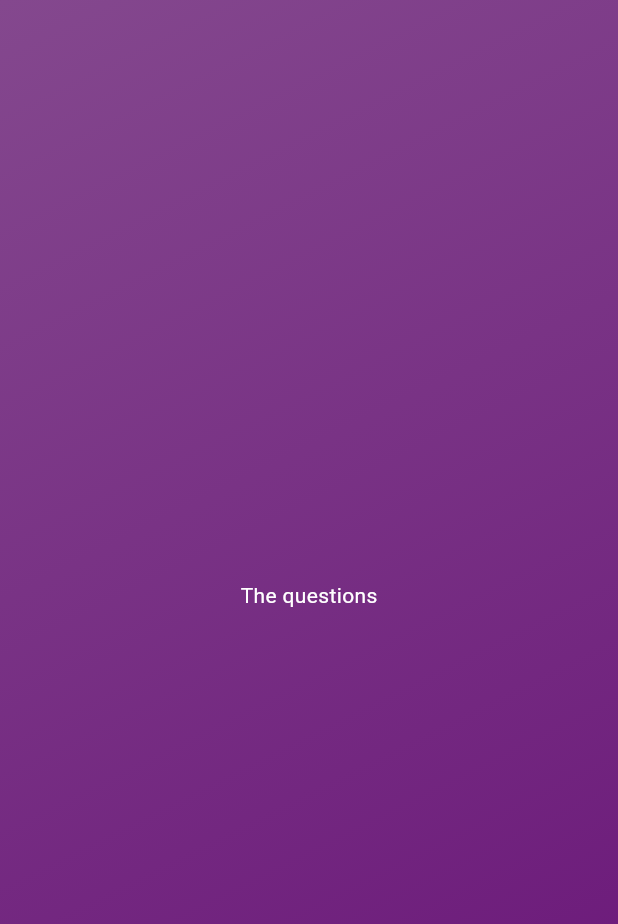
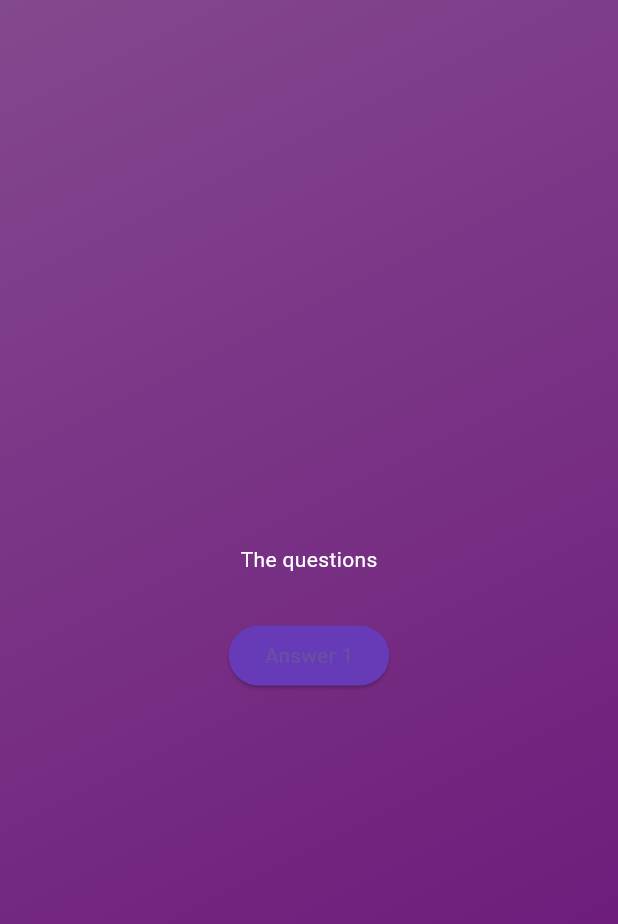
Before and after one commit to Tshewang2022/flutter, a Flutter app: the screen it shows after launch, after a tap on "Start quiz", on a phone screen of 412 x 824 dp. Shown: the top 924 px of the screen. Run offline on Flutter 3.47's test engine with Material 3 defaults, Android fonts, the phone set to English and light mode, and no system bars.

Commit message:
its has been a great journey, lets challenge it

```diff
--- a/foundations/lib/answer_button.dart
+++ b/foundations/lib/answer_button.dart
@@ -14,7 +14,9 @@ class AnswerButton extends StatelessWidget {
   Widget build(BuildContext context) {
     return ElevatedButton(
       onPressed: onTap,
-      style: ElevatedButton.styleFrom(),
+      style: ElevatedButton.styleFrom(
+        backgroundColor: Colors.deepPurple,
+      ),
       child: Text(answerText),
     );
   }
--- a/foundations/lib/questions_screen.dart
+++ b/foundations/lib/questions_screen.dart
@@ -1,4 +1,5 @@
 import 'package:flutter/material.dart';
+import 'package:foundations/answer_button.dart';
 
 class QuestionsScreen extends StatefulWidget {
   const QuestionsScreen({super.key});
@@ -10,6 +11,8 @@ class QuestionsScreen extends StatefulWidget {
 
 class _QuestionsScreenState extends State<QuestionsScreen> {
   @override
+  // Widget in flutter is the reusable components, just like in other framework
+  // and we create the custom widgets, just like the other framework
   Widget build(context) {
     return SizedBox(
       width: double.infinity,
@@ -18,6 +21,12 @@ class _QuestionsScreenState extends State<QuestionsScreen> {
         children: [
           Text('The questions', style: TextStyle(color: Colors.white)),
           SizedBox(height: 30),
+          // without using the namedparameter
+          AnswerButton('Answer 1', () {}),
+
+          //with using the namedparameter, however we need to change it
+          // inside the widgets
+          // AnswerButton(answerText:'', onTap:(){},),
         ],
       ),
     );
```
